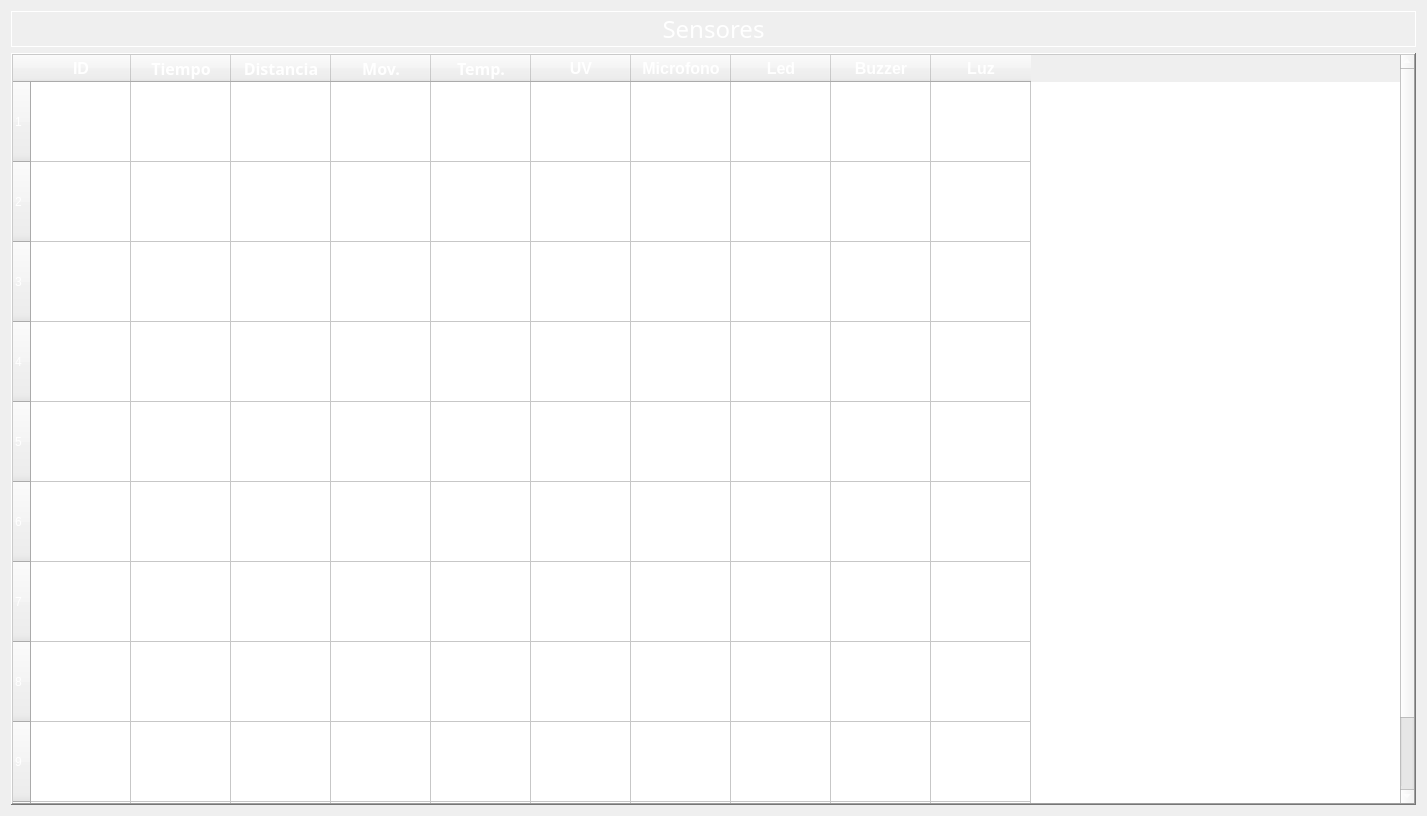
The window that SafeSpace/client/src/view/arduinos/subpages/sensorspage.ui (Svndda/CI-0123-PIRS-incomprendidos) describes before a commit, drawn with Qt 5.
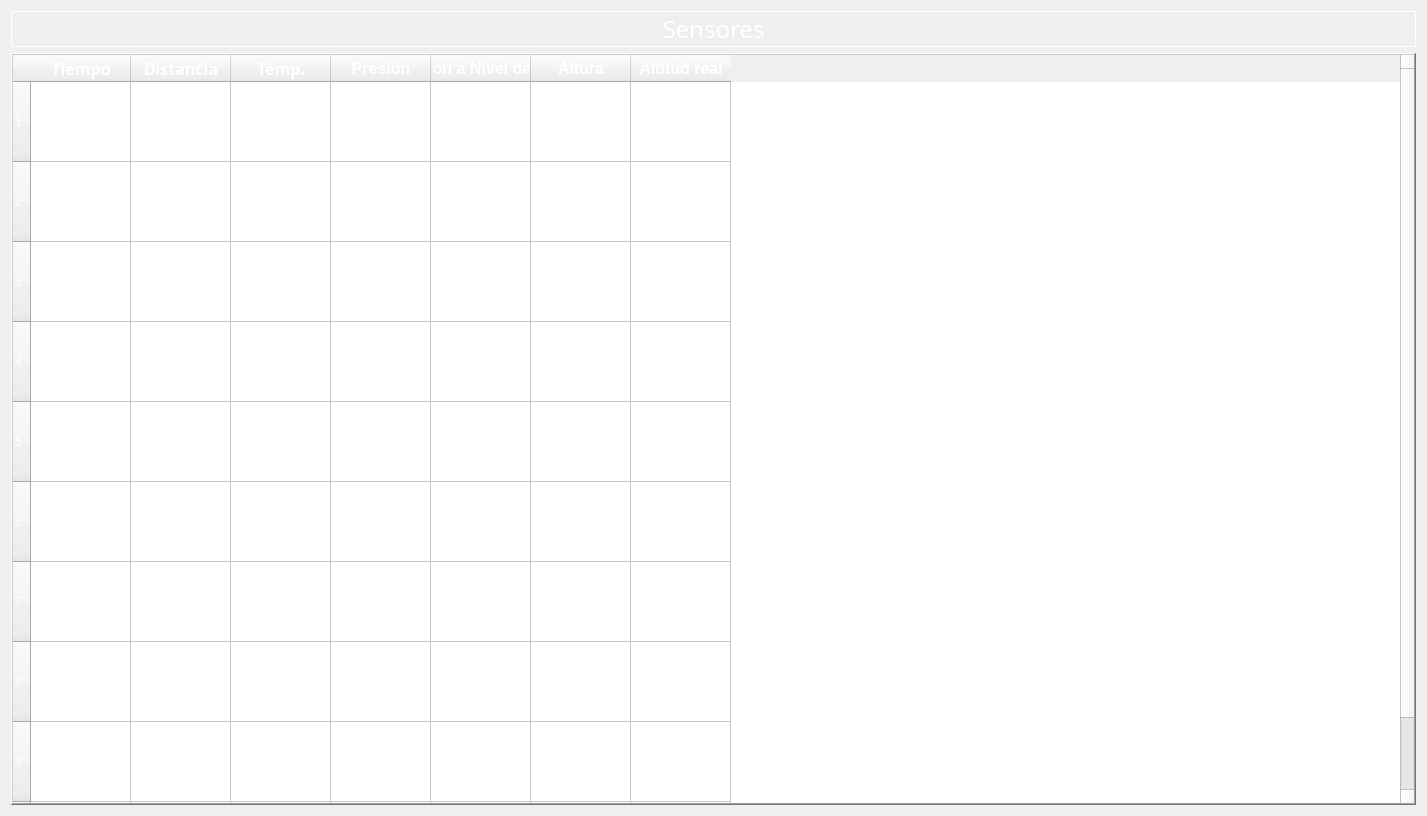
The same window after the commit.

Commit message: refactor: Adapted to the SensorData changes.

What changed in the file:
```diff
--- a/SafeSpace/client/src/view/arduinos/subpages/sensorspage.ui
+++ b/SafeSpace/client/src/view/arduinos/subpages/sensorspage.ui
@@ -114,18 +114,6 @@
      <row/>
      <row/>
      <row/>
-     <column>
-      <property name="text">
-       <string>ID</string>
-      </property>
-      <property name="font">
-       <font>
-        <pointsize>12</pointsize>
-        <italic>false</italic>
-        <bold>true</bold>
-       </font>
-      </property>
-     </column>
      <column>
       <property name="text">
        <string>Tiempo</string>
@@ -150,18 +138,6 @@
        </font>
       </property>
      </column>
-     <column>
-      <property name="text">
-       <string>Mov.</string>
-      </property>
-      <property name="font">
-       <font>
-        <family>Segoe UI Variable</family>
-        <pointsize>12</pointsize>
-        <bold>true</bold>
-       </font>
-      </property>
-     </column>
      <column>
       <property name="text">
        <string>Temp.</string>
@@ -176,7 +152,7 @@
      </column>
      <column>
       <property name="text">
-       <string>UV</string>
+       <string>Presión</string>
       </property>
       <property name="font">
        <font>
@@ -187,7 +163,7 @@
      </column>
      <column>
       <property name="text">
-       <string>Microfono</string>
+       <string>Presion a Nivel del Mar</string>
       </property>
       <property name="font">
        <font>
@@ -198,7 +174,7 @@
      </column>
      <column>
       <property name="text">
-       <string>Led</string>
+       <string>Altura</string>
       </property>
       <property name="font">
        <font>
@@ -210,18 +186,7 @@
      </column>
      <column>
       <property name="text">
-       <string>Buzzer</string>
-      </property>
-      <property name="font">
-       <font>
-        <pointsize>12</pointsize>
-        <bold>true</bold>
-       </font>
-      </property>
-     </column>
-     <column>
-      <property name="text">
-       <string>Luz</string>
+       <string>Altitud real</string>
       </property>
       <property name="font">
        <font>
```
The commit also changes 2 other files.
